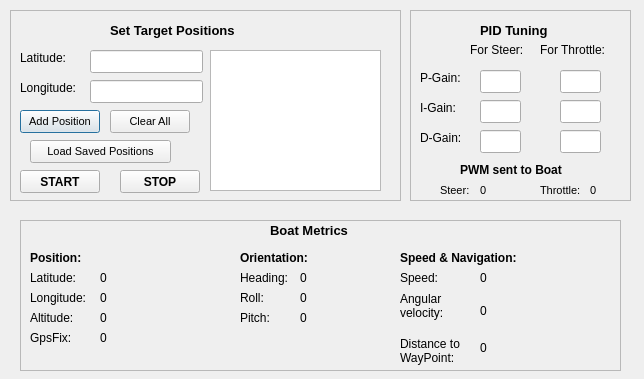
The window that gui/marus_gui/automode.ui (nippin1994/GUI-for-grpc_ros_adapter) describes before a commit, drawn with Qt 5.
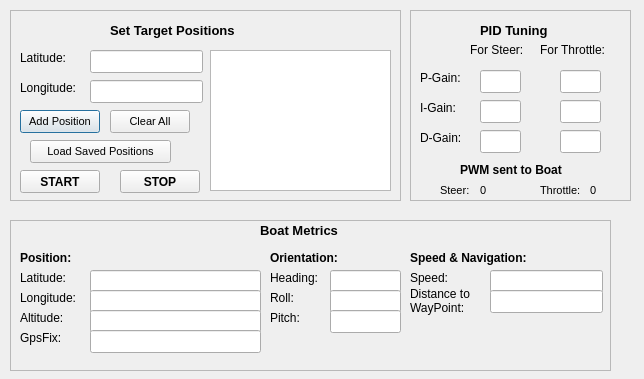
The same window after the commit.

Patch:
```diff
--- a/gui/marus_gui/automode.ui
+++ b/gui/marus_gui/automode.ui
@@ -16,7 +16,7 @@
   <widget class="QFrame" name="frame">
    <property name="geometry">
     <rect>
-     <x>20</x>
+     <x>10</x>
      <y>220</y>
      <width>601</width>
      <height>151</height>
@@ -51,7 +51,7 @@
    <widget class="QLabel" name="label_3">
     <property name="geometry">
      <rect>
-      <x>380</x>
+      <x>400</x>
       <y>30</y>
       <width>161</width>
       <height>16</height>
@@ -70,7 +70,7 @@
    <widget class="QLabel" name="label_4">
     <property name="geometry">
      <rect>
-      <x>220</x>
+      <x>260</x>
       <y>30</y>
       <width>161</width>
       <height>16</height>
@@ -160,7 +160,7 @@
    <widget class="QLabel" name="label_9">
     <property name="geometry">
      <rect>
-      <x>220</x>
+      <x>260</x>
       <y>70</y>
       <width>71</width>
       <height>16</height>
@@ -173,7 +173,7 @@
    <widget class="QLabel" name="label_10">
     <property name="geometry">
      <rect>
-      <x>220</x>
+      <x>260</x>
       <y>90</y>
       <width>71</width>
       <height>16</height>
@@ -186,7 +186,7 @@
    <widget class="QLabel" name="label_11">
     <property name="geometry">
      <rect>
-      <x>220</x>
+      <x>260</x>
       <y>50</y>
       <width>71</width>
       <height>16</height>
@@ -196,27 +196,11 @@
      <string>Heading:</string>
     </property>
    </widget>
-   <widget class="QLabel" name="label_12">
-    <property name="geometry">
-     <rect>
-      <x>380</x>
-      <y>70</y>
-      <width>71</width>
-      <height>31</height>
-     </rect>
-    </property>
-    <property name="text">
-     <string>Angular velocity:</string>
-    </property>
-    <property name="wordWrap">
-     <bool>true</bool>
-    </property>
-   </widget>
    <widget class="QLabel" name="label_13">
     <property name="geometry">
      <rect>
-      <x>380</x>
-      <y>110</y>
+      <x>400</x>
+      <y>60</y>
       <width>71</width>
       <height>41</height>
      </rect>
@@ -231,7 +215,7 @@
    <widget class="QLabel" name="label_14">
     <property name="geometry">
      <rect>
-      <x>380</x>
+      <x>400</x>
       <y>50</y>
       <width>71</width>
       <height>16</height>
@@ -241,137 +225,97 @@
      <string>Speed:</string>
     </property>
    </widget>
-   <widget class="QLabel" name="latitude">
+   <widget class="QLineEdit" name="latitude">
     <property name="geometry">
      <rect>
       <x>80</x>
       <y>50</y>
-      <width>141</width>
-      <height>16</height>
+      <width>171</width>
+      <height>23</height>
      </rect>
     </property>
-    <property name="text">
-     <string>0</string>
-    </property>
-   </widget>
-   <widget class="QLabel" name="longitude">
-    <property name="geometry">
-     <rect>
-      <x>80</x>
-      <y>70</y>
-      <width>141</width>
-      <height>16</height>
-     </rect>
-    </property>
-    <property name="text">
-     <string>0</string>
-    </property>
-   </widget>
-   <widget class="QLabel" name="altitude">
-    <property name="geometry">
-     <rect>
-      <x>80</x>
-      <y>90</y>
-      <width>131</width>
-      <height>16</height>
-     </rect>
-    </property>
-    <property name="text">
-     <string>0</string>
-    </property>
-   </widget>
-   <widget class="QLabel" name="gpsFixStatus">
-    <property name="geometry">
-     <rect>
-      <x>80</x>
-      <y>110</y>
-      <width>131</width>
-      <height>16</height>
-     </rect>
-    </property>
-    <property name="text">
-     <string>0</string>
-    </property>
-   </widget>
-   <widget class="QLabel" name="heading">
-    <property name="geometry">
-     <rect>
-      <x>280</x>
-      <y>50</y>
-      <width>131</width>
-      <height>16</height>
-     </rect>
-    </property>
-    <property name="text">
-     <string>0</string>
-    </property>
-   </widget>
-   <widget class="QLabel" name="roll">
-    <property name="geometry">
-     <rect>
-      <x>280</x>
-      <y>70</y>
-      <width>131</width>
-      <height>16</height>
-     </rect>
-    </property>
-    <property name="text">
-     <string>0</string>
-    </property>
-   </widget>
-   <widget class="QLabel" name="pitch">
-    <property name="geometry">
-     <rect>
-      <x>280</x>
-      <y>90</y>
-      <width>131</width>
-      <height>16</height>
-     </rect>
-    </property>
-    <property name="text">
-     <string>0</string>
-    </property>
-   </widget>
-   <widget class="QLabel" name="speed">
-    <property name="geometry">
-     <rect>
-      <x>460</x>
-      <y>50</y>
-      <width>131</width>
-      <height>16</height>
-     </rect>
-    </property>
-    <property name="text">
-     <string>0</string>
-    </property>
-   </widget>
-   <widget class="QLabel" name="angularvelocity">
-    <property name="geometry">
-     <rect>
-      <x>460</x>
-      <y>70</y>
-      <width>131</width>
-      <height>41</height>
-     </rect>
-    </property>
-    <property name="text">
-     <string>0</string>
-    </property>
-    <property name="wordWrap">
+    <property name="readOnly">
      <bool>true</bool>
     </property>
    </widget>
-   <widget class="QLabel" name="distToWaypoint">
+   <widget class="QLineEdit" name="longitude">
     <property name="geometry">
      <rect>
-      <x>460</x>
-      <y>120</y>
-      <width>131</width>
-      <height>16</height>
+      <x>80</x>
+      <y>70</y>
+      <width>171</width>
+      <height>23</height>
      </rect>
     </property>
-    <property name="text">
-     <string>0</string>
+   </widget>
+   <widget class="QLineEdit" name="altitude">
+    <property name="geometry">
+     <rect>
+      <x>80</x>
+      <y>90</y>
+      <width>171</width>
+      <height>23</height>
+     </rect>
+    </property>
+   </widget>
+   <widget class="QLineEdit" name="gpsFixStatus">
+    <property name="geometry">
+     <rect>
+      <x>80</x>
+      <y>110</y>
+      <width>171</width>
+      <height>23</height>
+     </rect>
+    </property>
+   </widget>
+   <widget class="QLineEdit" name="speed">
+    <property name="geometry">
+     <rect>
+      <x>480</x>
+      <y>50</y>
+      <width>113</width>
+      <height>23</height>
+     </rect>
+    </property>
+   </widget>
+   <widget class="QLineEdit" name="distToWaypoint">
+    <property name="geometry">
+     <rect>
+      <x>480</x>
+      <y>70</y>
+      <width>113</width>
+      <height>23</height>
+     </rect>
+    </property>
+   </widget>
+   <widget class="QLineEdit" name="heading">
+    <property name="geometry">
+     <rect>
+      <x>320</x>
+      <y>50</y>
+      <width>71</width>
+      <height>23</height>
+     </rect>
+    </property>
+   </widget>
+   <widget class="QLineEdit" name="roll">
+    <property name="geometry">
+     <rect>
+      <x>320</x>
+      <y>70</y>
+      <width>71</width>
+      <height>23</height>
+     </rect>
+    </property>
+   </widget>
+   <widget class="QLineEdit" name="pitch">
+    <property name="geometry">
+     <rect>
+      <x>320</x>
+      <y>90</y>
+      <width>71</width>
+      <height>23</height>
+     </rect>
     </property>
    </widget>
   </widget>
@@ -556,7 +500,7 @@
    <widget class="QLabel" name="throttleGUI">
     <property name="geometry">
      <rect>
-      <x>70</x>
+      <x>180</x>
       <y>170</y>
       <width>41</width>
       <height>20</height>
@@ -592,7 +536,7 @@
    <widget class="QLabel" name="steerGUI">
     <property name="geometry">
      <rect>
-      <x>180</x>
+      <x>70</x>
       <y>170</y>
       <width>41</width>
       <height>20</height>
@@ -800,12 +744,12 @@
      <string>STOP</string>
     </property>
    </widget>
-   <widget class="QPlainTextEdit" name="targetStatusText">
+   <widget class="QTextEdit" name="targetStatusText">
     <property name="geometry">
      <rect>
       <x>200</x>
       <y>40</y>
-      <width>171</width>
+      <width>181</width>
       <height>141</height>
      </rect>
     </property>
```
Left out of the diff: 2 changed lines with no effect on the pictures.
